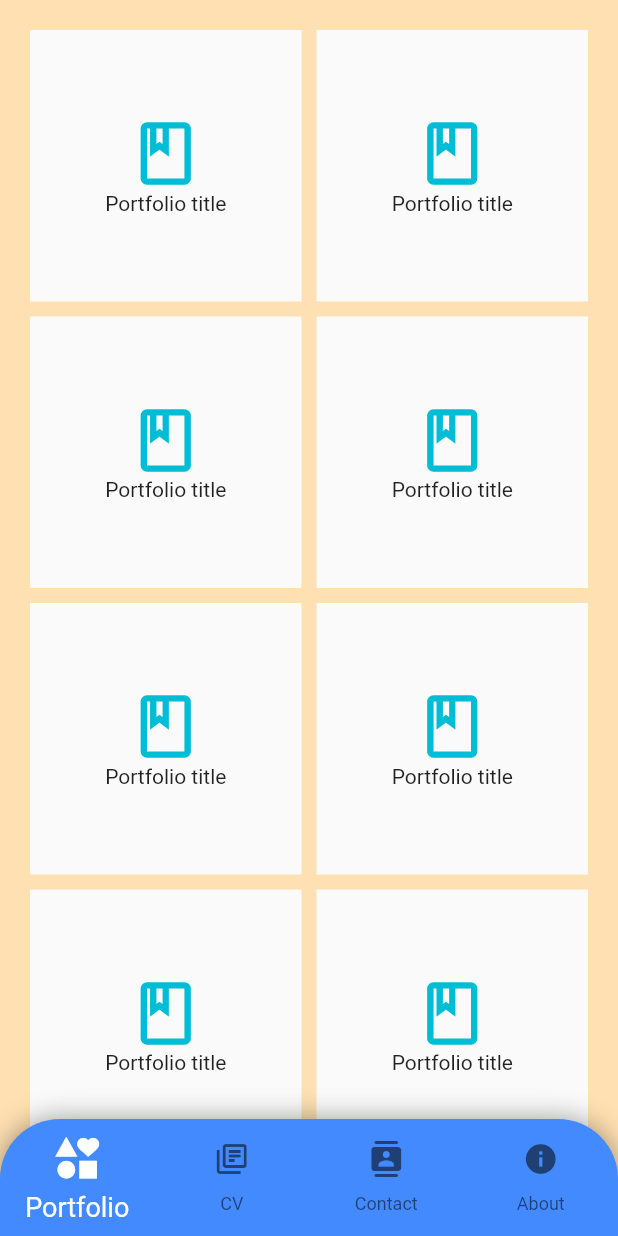
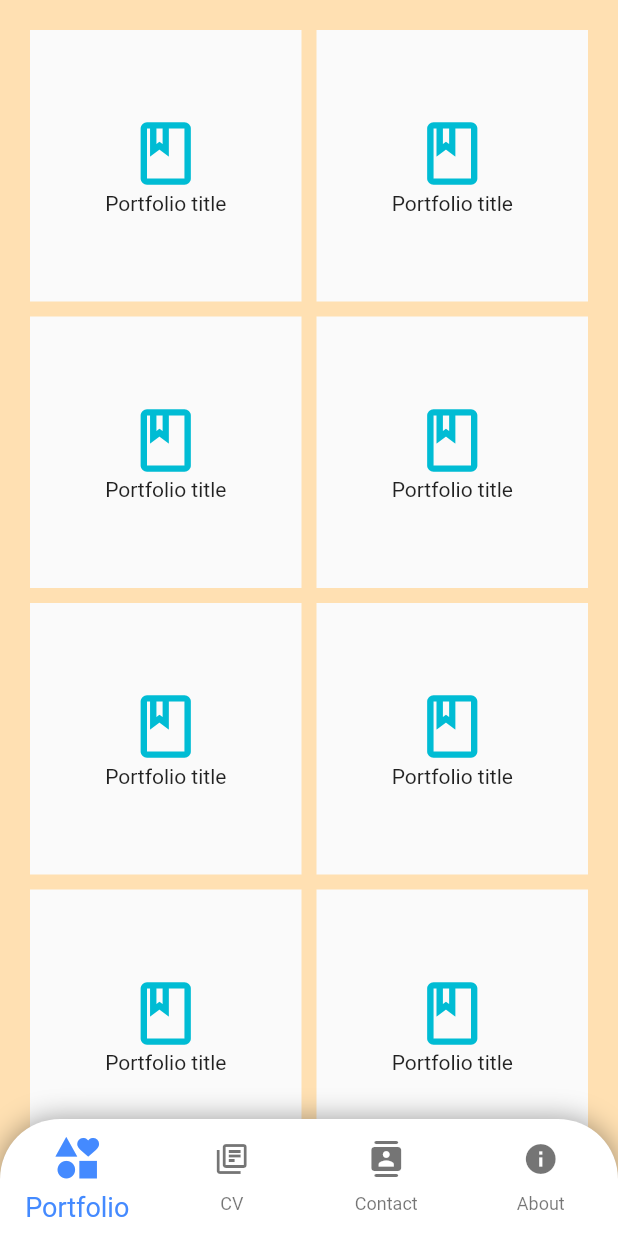
Before and after one commit to DhaniAM/Flutter-all-of-me, a Flutter app: the screen it shows after launch, on a phone screen of 412 x 824 dp. Run offline on Flutter 3.47's test engine with Material 2 defaults, Android fonts, the phone set to English and light mode, and no system bars; missing offline and left inert: bottom_bar_page_transition.

Commit message:
added img assets, updated botNavBar style

```diff
--- a/lib/main.dart
+++ b/lib/main.dart
@@ -63,8 +63,8 @@ class _MyAppState extends State<MyApp> {
             child: BottomNavigationBar(
               selectedIconTheme: const IconThemeData(size: 35),
               selectedFontSize: 18,
-              selectedItemColor: Colors.white,
-              backgroundColor: Colors.blueAccent,
+              selectedItemColor: Colors.blueAccent,
+              backgroundColor: Colors.white,
               type: BottomNavigationBarType.fixed,
               items: const <BottomNavigationBarItem>[
                 BottomNavigationBarItem(
```
Also changed, not shown: assets/img/github.png (added), assets/img/gmail.png (added), assets/img/linkedin.png (added), assets/img/web.png (added), assets/img/whatsapp.png (added).
